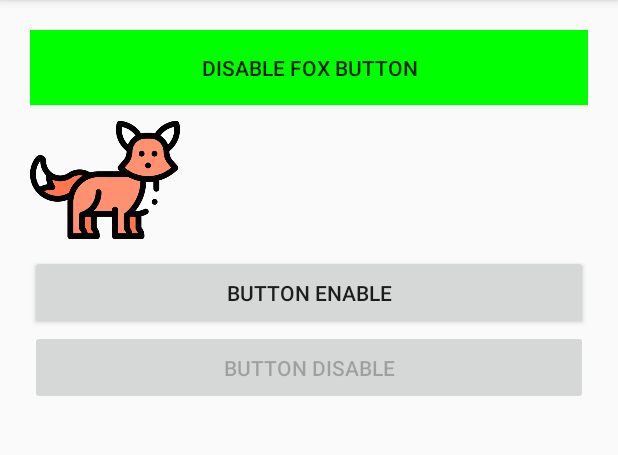
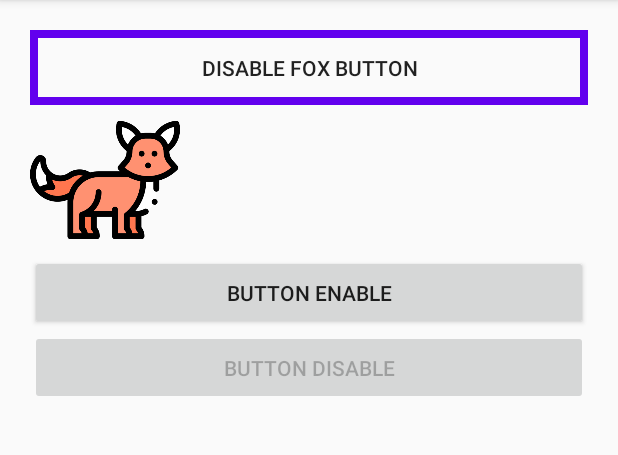
Before and after one commit to ragar90/background-example, an Android app: the screen it shows after launch (MainActivity), on a phone screen of 412 x 824 dp, the part 84-539 px from its top. Run offline under Robolectric (Android 15) with nearby library versions, the phone set to English and light mode, and no system bars.

Commit message:
4- Shape Drawables

```diff
--- a/app/src/main/java/com/example/backgroundsexample/MainActivity.kt
+++ b/app/src/main/java/com/example/backgroundsexample/MainActivity.kt
@@ -16,5 +16,9 @@ class MainActivity : AppCompatActivity() {
       val state = foxBtn.isEnabled
       foxBtn.isEnabled = !state
     }
+    foxBtn.setOnClickListener {
+      val state = disableFox.isEnabled
+      disableFox.isEnabled = !state
+    }
   }
 }
--- /dev/null
+++ b/app/src/main/res/drawable/square_border.xml
@@ -0,0 +1,6 @@
+<?xml version="1.0" encoding="utf-8"?>
+<selector xmlns:android="http://schemas.android.com/apk/res/android">
+    <item android:drawable="@drawable/square_border_enable" android:state_enabled="true" android:state_pressed="false" />
+    <item android:drawable="@drawable/square_border_disable" android:state_enabled="false"/>
+    <item android:drawable="@drawable/square_border_pressed" android:state_pressed="true"/>
+</selector>
--- /dev/null
+++ b/app/src/main/res/drawable/square_border_disable.xml
@@ -0,0 +1,6 @@
+<?xml version="1.0" encoding="utf-8"?>
+<shape xmlns:android="http://schemas.android.com/apk/res/android"
+    android:shape="rectangle">
+    <stroke android:color="@color/colorDisable"
+        android:width="@dimen/button_stroke"/>
+</shape>
--- /dev/null
+++ b/app/src/main/res/drawable/square_border_enable.xml
@@ -0,0 +1,6 @@
+<?xml version="1.0" encoding="utf-8"?>
+<shape xmlns:android="http://schemas.android.com/apk/res/android"
+    android:shape="rectangle">
+    <stroke android:color="@color/colorPrimary"
+        android:width="@dimen/button_stroke"/>
+</shape>
--- /dev/null
+++ b/app/src/main/res/drawable/square_border_pressed.xml
@@ -0,0 +1,6 @@
+<?xml version="1.0" encoding="utf-8"?>
+<shape xmlns:android="http://schemas.android.com/apk/res/android"
+    android:shape="rectangle">
+    <stroke android:color="@color/colorPressed"
+        android:width="@dimen/button_stroke"/>
+</shape>
--- a/app/src/main/res/layout/activity_main.xml
+++ b/app/src/main/res/layout/activity_main.xml
@@ -19,7 +19,7 @@
         android:id="@+id/disableFox"
         android:layout_width="match_parent"
         android:layout_height="50dp"
-        android:background="#00FF00"
+        android:background="@drawable/square_border"
         android:text="Disable Fox Button" />
       <Button
           android:id="@+id/foxBtn"
--- a/app/src/main/res/values/colors.xml
+++ b/app/src/main/res/values/colors.xml
@@ -2,5 +2,9 @@
 <resources>
   <color name="colorPrimary">#6200EE</color>
   <color name="colorPrimaryDark">#3700B3</color>
+  <color name="colorEndGradiend">#93A3DC</color>
   <color name="colorAccent">#03DAC5</color>
+  <color name="colorDisable">#828585</color>
+  <color name="colorPressed">#E30E0E</color>
+  <color name="colorStartPressed">#E85F5F</color>
 </resources>
--- /dev/null
+++ b/app/src/main/res/values/dimens.xml
@@ -0,0 +1,5 @@
+<?xml version="1.0" encoding="utf-8"?>
+<resources>
+    <dimen name="button_stroke">5dp</dimen>
+    <dimen name="round_border_radios">20dp</dimen>
+</resources>
```
